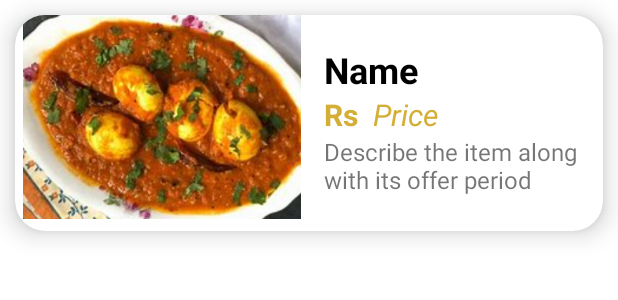
After one commit to Avi2001tech/Baba_ka_Dhaba, an Android app: the layout food_sample.xml on its own in the app's theme, with its tools: preview values and no code run, on a phone screen of 412 x 824 dp. The commit adds this screen. Shown: the top 300 px of the screen. Run offline under Robolectric (Android 15) with nearby library versions, the phone set to English and light mode, and no system bars.

Commit message:
created sample layout for food item

```diff
--- a/app/src/main/res/layout/activity_main.xml
+++ b/app/src/main/res/layout/activity_main.xml
@@ -7,6 +7,9 @@
     android:orientation="vertical"
     tools:context=".MainActivity">
 
-
+   <androidx.recyclerview.widget.RecyclerView
+       android:layout_width="match_parent"
+       android:layout_height="match_parent"
+       android:id="@+id/food_items"/>
 
 </LinearLayout>
--- /dev/null
+++ b/app/src/main/res/layout/food_sample.xml
@@ -0,0 +1,81 @@
+<?xml version="1.0" encoding="utf-8"?>
+<LinearLayout xmlns:android="http://schemas.android.com/apk/res/android"
+    android:layout_width="match_parent"
+    android:layout_height="match_parent"
+    xmlns:app="http://schemas.android.com/apk/res-auto">
+
+    <androidx.cardview.widget.CardView
+        android:layout_margin="10dp"
+        android:layout_width="match_parent"
+        android:layout_height="144dp"
+        app:cardCornerRadius="20dp"
+        app:cardElevation="10dp">
+
+        <LinearLayout
+            android:layout_width="match_parent"
+            android:layout_height="match_parent"
+            android:orientation="horizontal">
+
+            <ImageView
+                android:layout_width="0dp"
+                android:padding="5dp"
+                android:layout_height="match_parent"
+                android:scaleType="centerCrop"
+                android:src="@drawable/eggcurry"
+                android:layout_weight="1"
+                android:layout_marginBottom="8dp"/>
+
+            <LinearLayout
+                android:layout_width="0dp"
+                android:layout_height="match_parent"
+                android:layout_weight="1"
+                android:orientation="vertical">
+
+                <TextView
+                    android:layout_width="match_parent"
+                    android:layout_height="wrap_content"
+                    android:textSize="24sp"
+                    android:textColor="#000000"
+                    android:text="Name"
+                    android:layout_marginTop="20dp"
+                    android:layout_marginStart="10dp"
+                    android:textStyle="bold"/>
+                <LinearLayout
+                    android:layout_width="match_parent"
+                    android:layout_height="wrap_content"
+                    android:orientation="horizontal">
+
+                    <TextView
+                        android:layout_width="wrap_content"
+                        android:layout_height="wrap_content"
+                        android:textSize="20sp"
+                        android:textColor="#d4af37"
+                        android:text="Rs"
+                        android:layout_marginStart="10dp"
+                        android:textStyle="bold"/>
+
+                    <TextView
+                        android:layout_width="wrap_content"
+                        android:layout_height="wrap_content"
+                        android:textSize="20sp"
+                        android:textColor="#d4af37"
+                        android:text="Price"
+                        android:layout_marginStart="10dp"
+                        android:textStyle="italic"/>
+
+                </LinearLayout>
+                <TextView
+                    android:layout_width="wrap_content"
+                    android:layout_height="wrap_content"
+                    android:textSize="16sp"
+                    android:text="Describe the item along with its offer period"
+                    android:layout_marginStart="10dp"/>
+
+            </LinearLayout>
+
+
+        </LinearLayout>
+
+    </androidx.cardview.widget.CardView>
+
+</LinearLayout>
```
Also changed, not shown: app/src/main/res/drawable/biryani.jpg (added), app/src/main/res/drawable/chappati_6_pc.jpg (added), app/src/main/res/drawable/eggcurry.jpg (added), app/src/main/res/drawable/full_meal_2.jpg (added), app/src/main/res/drawable/gulab_jamun_4pc.jpg (added), app/src/main/res/drawable/non_veg_thali.jpg (added), app/src/main/res/drawable/paneer_tikka.jpg (added), app/src/main/res/drawable/paratha.jpg (added), app/src/main/res/drawable/punjabiThali.jpg (added), app/src/main/res/drawable/southIndianThali.jpg (added), app/src/main/res/drawable/vegThali.jpg (added).
